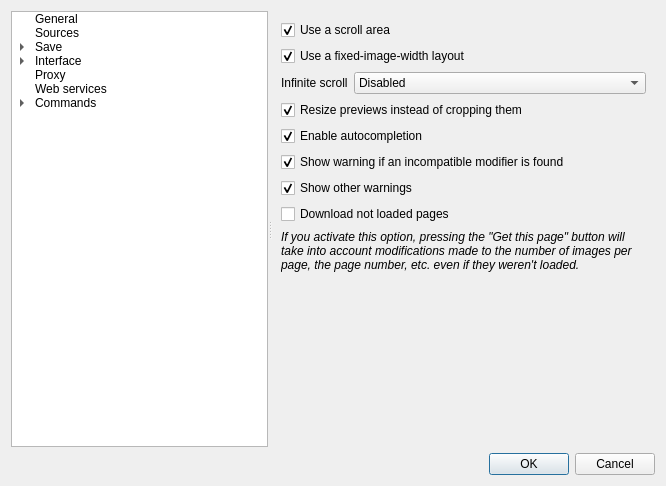
Above: gui/src/settings/optionswindow.ui from Bionus/imgbrd-grabber before the change. Below: the same form after it.
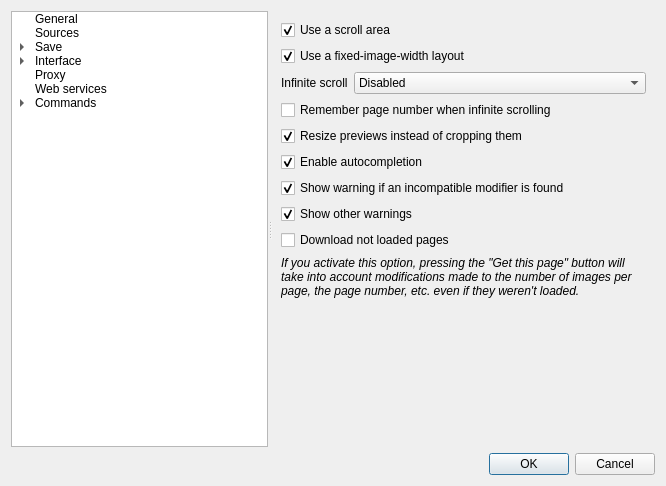
That is the form after the change. The open tabs and pages were chosen to show the change. Icons and pictures are not drawn.

Commit message: Don't remember user location when infinite scrolling (fix #1029)

Patch:
```diff
--- a/gui/src/settings/optionswindow.ui
+++ b/gui/src/settings/optionswindow.ui
@@ -1691,7 +1691,7 @@
           </property>
          </widget>
         </item>
-        <item row="3" column="0" colspan="2">
+        <item row="4" column="0" colspan="2">
          <widget class="QCheckBox" name="checkResizeInsteadOfCropping">
           <property name="text">
            <string>Resize previews instead of cropping them</string>
@@ -1701,7 +1701,7 @@
           </property>
          </widget>
         </item>
-        <item row="4" column="0" colspan="2">
+        <item row="5" column="0" colspan="2">
          <widget class="QCheckBox" name="checkAutocompletion">
           <property name="text">
            <string>Enable autocompletion</string>
@@ -1711,7 +1711,7 @@
           </property>
          </widget>
         </item>
-        <item row="5" column="0" colspan="2">
+        <item row="6" column="0" colspan="2">
          <widget class="QCheckBox" name="checkShowTagWarning">
           <property name="text">
            <string>Show warning if an incompatible modifier is found</string>
@@ -1721,7 +1721,7 @@
           </property>
          </widget>
         </item>
-        <item row="6" column="0" colspan="2">
+        <item row="7" column="0" colspan="2">
          <widget class="QCheckBox" name="checkShowWarnings">
           <property name="text">
            <string>Show other warnings</string>
@@ -1731,14 +1731,14 @@
           </property>
          </widget>
         </item>
-        <item row="7" column="0" colspan="2">
+        <item row="8" column="0" colspan="2">
          <widget class="QCheckBox" name="checkGetUnloadedPages">
           <property name="text">
            <string>Download not loaded pages</string>
           </property>
          </widget>
         </item>
-        <item row="8" column="0" colspan="2">
+        <item row="9" column="0" colspan="2">
          <widget class="QLabel" name="label_66">
           <property name="text">
            <string>&lt;i&gt;If you activate this option, pressing the &quot;Get this page&quot; button will take into account modifications made to the number of images per page, the page number, etc. even if they weren't loaded.&lt;/i&gt;</string>
@@ -1784,6 +1784,13 @@
           </item>
          </widget>
         </item>
+        <item row="3" column="0" colspan="2">
+         <widget class="QCheckBox" name="checkInfiniteScrollRememberPage">
+          <property name="text">
+           <string>Remember page number when infinite scrolling</string>
+          </property>
+         </widget>
+        </item>
        </layout>
       </widget>
       <widget class="QWidget" name="pageImageWindow">
```
The commit also changes 3 other files.
